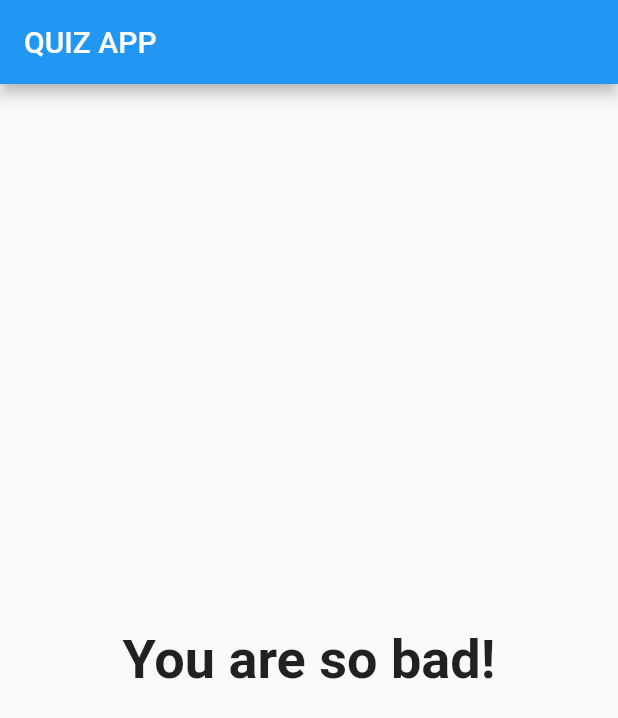
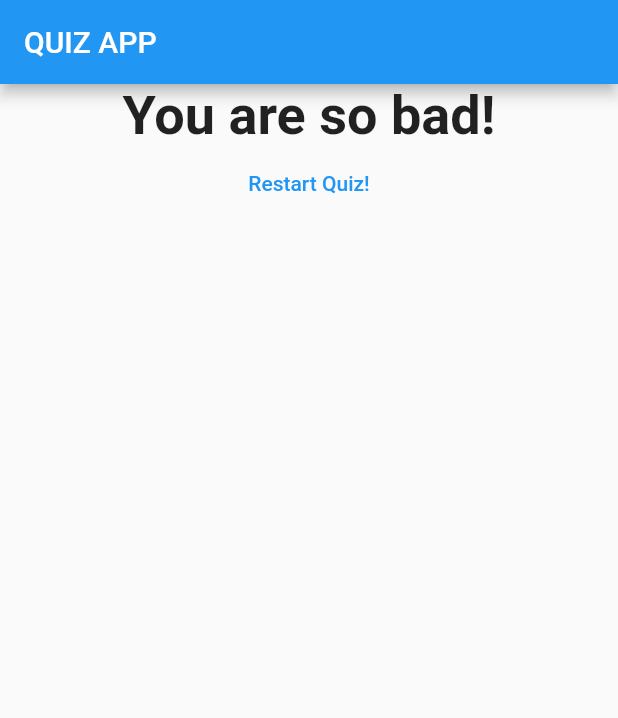
Before and after one commit to omkargadute/Quiz-App-Flutter, a Flutter app: the screen it shows after launch, after a tap on "Black", after a tap on "Lion", after a tap on "India", on a phone screen of 412 x 824 dp. Shown: the top 718 px of the screen. Run offline on Flutter 3.47's test engine with Material 2 defaults, Android fonts, the phone set to English and light mode, and no system bars.

Commit message:
reset button added

```diff
--- a/lib/main.dart
+++ b/lib/main.dart
@@ -48,6 +48,13 @@ class _MyAppState extends State<MyApp> {
   var _questionIndex = 0;
   var _totalScore = 0;
 
+  void _resetQuiz(){
+    setState(() {
+         _questionIndex = 0;
+         _totalScore = 0;
+    });
+  }
+
   void _answerQuestion(int score) {
     _totalScore += score;
     setState(() {
@@ -68,7 +75,7 @@ class _MyAppState extends State<MyApp> {
                 questionIndex: _questionIndex,
                 questions: _questions,
               )
-            : Result(_totalScore),
+            : Result(_totalScore,_resetQuiz),
       ),
     );
   }
--- a/lib/result.dart
+++ b/lib/result.dart
@@ -2,30 +2,40 @@ import 'package:flutter/material.dart';
 
 class Result extends StatelessWidget {
   final int resultScore;
+  final VoidCallback resetHandler;
 
-  Result(this.resultScore);
+  Result(this.resultScore, this.resetHandler);
 
-  String get ResultPhrase{
+  String get ResultPhrase {
     String resultText = 'You did it!';
-    if (resultScore <=8){
+    if (resultScore <= 8) {
       resultText = 'You are ...strange?!';
-    }else if(resultScore <=12){
+    } else if (resultScore <= 12) {
       resultText = 'Prettu likeable';
-    }else if(resultScore <=16){
+    } else if (resultScore <= 16) {
       resultText = 'You are awesome and Innocent';
-    }
-    else{
+    } else {
       resultText = 'You are so bad!';
     }
     return resultText;
   }
+
   @override
   Widget build(BuildContext context) {
     return Center(
-      child: Text(
-        ResultPhrase,
-        style: TextStyle(fontSize: 36, fontWeight: FontWeight.bold),
-        textAlign: TextAlign.center,
+      child: Column(
+        children: <Widget>[
+          Text(
+            ResultPhrase,
+            style: TextStyle(fontSize: 36, fontWeight: FontWeight.bold),
+            textAlign: TextAlign.center,
+          ),
+          TextButton(
+            onPressed: resetHandler,
+            child: Text('Restart Quiz!'),
+            style: ButtonStyle(foregroundColor: MaterialStateProperty.all(Colors.blue)),
+          ),
+        ],
       ),
     );
   }
```
